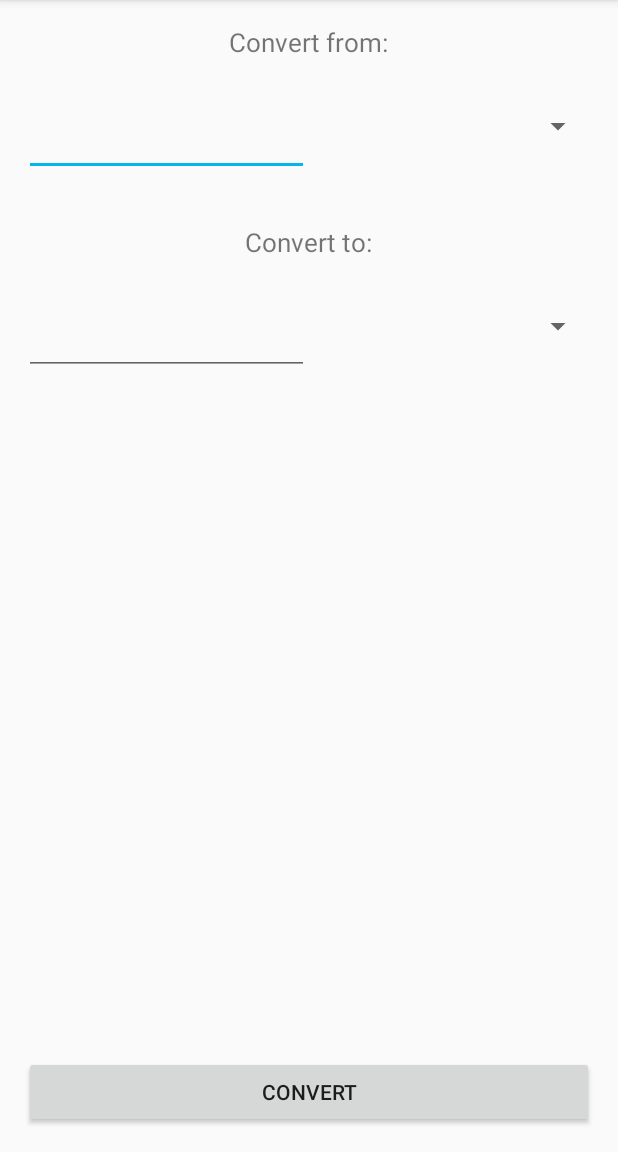
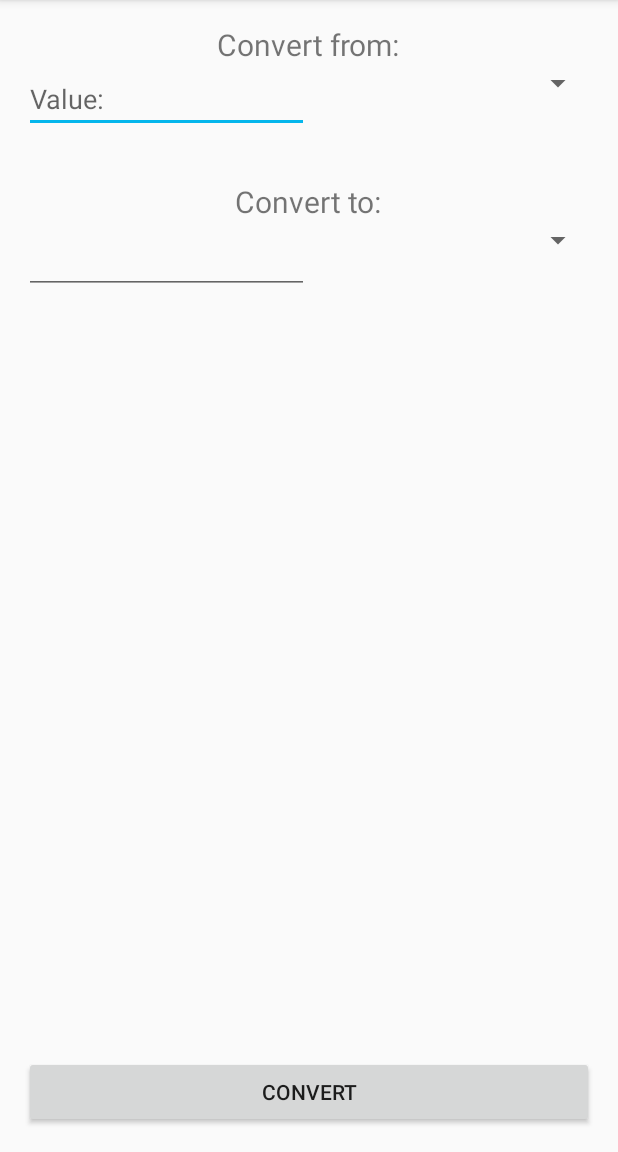
Before and after one commit to iveselin/ConversionApp, an Android app: the screen it shows after launch (MainActivity), on a phone screen of 412 x 824 dp, the part 84-1236 px from its top. Run offline under Robolectric (Android 15) with nearby library versions, the phone set to English and light mode, and no system bars; our stand-ins replace ButterKnife; 2 statements that could not run were skipped.

Commit message:
Touch-ups and tweaks

```diff
--- a/app/src/main/java/hr/ferit/iveselin/conversionapp/data/network/ApiEndpoint.java
+++ b/app/src/main/java/hr/ferit/iveselin/conversionapp/data/network/ApiEndpoint.java
@@ -11,5 +11,4 @@ public interface ApiEndpoint {
     @GET("daily")
     Call<List<CurrencyRate>> getCurrencyRates();
 
-
 }
--- a/app/src/main/java/hr/ferit/iveselin/conversionapp/data/network/ApiFactory.java
+++ b/app/src/main/java/hr/ferit/iveselin/conversionapp/data/network/ApiFactory.java
@@ -10,7 +10,7 @@ import retrofit2.converter.gson.GsonConverterFactory;
 
 public class ApiFactory {
 
-    public static final String BASE_URL = "http://hnbex.eu/api/v1/rates/";
+    private static final String BASE_URL = "http://hnbex.eu/api/v1/rates/";
 
     private static Retrofit retrofit;
     private static ApiEndpoint apiEndpoint;
--- a/app/src/main/java/hr/ferit/iveselin/conversionapp/ui/main_screen/MainScreenInterface.java
+++ b/app/src/main/java/hr/ferit/iveselin/conversionapp/ui/main_screen/MainScreenInterface.java
@@ -20,6 +20,10 @@ public interface MainScreenInterface {
         void setConvertFromToDefault();
 
         void clearResult();
+
+        void showNoDataErrorDialog();
+
+        void exitApp();
     }
 
 
@@ -35,5 +39,8 @@ public interface MainScreenInterface {
 
         void convertPressed(String value);
 
+        void dismissClicked();
+
+        void retryClicked();
     }
 }
--- a/app/src/main/java/hr/ferit/iveselin/conversionapp/ui/main_screen/presentation/MainScreenPresenter.java
+++ b/app/src/main/java/hr/ferit/iveselin/conversionapp/ui/main_screen/presentation/MainScreenPresenter.java
@@ -70,6 +70,16 @@ public class MainScreenPresenter implements MainScreenInterface.Presenter, ApiIn
         }
     }
 
+    @Override
+    public void dismissClicked() {
+        view.exitApp();
+    }
+
+    @Override
+    public void retryClicked() {
+        apiInterface.getRates(this);
+    }
+
     private void calculateResult(double value) {
 
         double result = 0;
@@ -114,6 +124,6 @@ public class MainScreenPresenter implements MainScreenInterface.Presenter, ApiIn
 
     @Override
     public void onFailure(Throwable t) {
-        view.showErrorMessage();
+        view.showNoDataErrorDialog();
     }
 }
--- a/app/src/main/java/hr/ferit/iveselin/conversionapp/ui/main_screen/view/MainActivity.java
+++ b/app/src/main/java/hr/ferit/iveselin/conversionapp/ui/main_screen/view/MainActivity.java
@@ -1,5 +1,7 @@
 package hr.ferit.iveselin.conversionapp.ui.main_screen.view;
 
+import android.content.DialogInterface;
+import android.support.v7.app.AlertDialog;
 import android.support.v7.app.AppCompatActivity;
 import android.os.Bundle;
 import android.util.Log;
@@ -62,7 +64,7 @@ public class MainActivity extends AppCompatActivity implements MainScreenInterfa
 
     @Override
     public void showErrorMessage() {
-        Toast.makeText(this, "Oooops, something went wrong...", Toast.LENGTH_SHORT).show();
+        Toast.makeText(getApplicationContext(), "Oooops, something went wrong...", Toast.LENGTH_SHORT).show();
     }
 
     @Override
@@ -104,6 +106,38 @@ public class MainActivity extends AppCompatActivity implements MainScreenInterfa
         convertResult.setText("");
     }
 
+    @Override
+    public void showNoDataErrorDialog() {
+        AlertDialog.Builder builder = new AlertDialog.Builder(this);
+        builder.setCancelable(false);
+        builder.setTitle(R.string.no_data_dialog_title);
+        builder.setMessage(R.string.no_data_dialog_message);
+
+        builder.setNegativeButton(R.string.no_data_dialog_cancel_text, new DialogInterface.OnClickListener() {
+            @Override
+            public void onClick(DialogInterface dialog, int which) {
+                dialog.dismiss();
+                presenter.dismissClicked();
+            }
+        });
+
+        builder.setPositiveButton(R.string.no_data_dialog_retry_text, new DialogInterface.OnClickListener() {
+            @Override
+            public void onClick(DialogInterface dialog, int which) {
+                presenter.retryClicked();
+            }
+        });
+
+        AlertDialog dialog = builder.create();
+        dialog.show();
+
+    }
+
+    @Override
+    public void exitApp() {
+        finish();
+    }
+
 
     @OnItemSelected(R.id.convert_from_selection)
     void onConvertFromSelected(int position) {
--- a/app/src/main/res/layout/activity_main.xml
+++ b/app/src/main/res/layout/activity_main.xml
@@ -13,7 +13,9 @@
         android:layout_height="wrap_content"
         android:layout_alignParentTop="true"
         android:layout_centerHorizontal="true"
-        android:layout_margin="@dimen/default_margin"
+        android:layout_marginStart="@dimen/default_margin"
+        android:layout_marginTop="@dimen/default_margin"
+        android:layout_marginEnd="@dimen/default_margin"
         android:text="@string/convert_from_text"
         android:textSize="@dimen/medium_text_size" />
 
@@ -22,7 +24,9 @@
         android:layout_width="match_parent"
         android:layout_height="wrap_content"
         android:layout_below="@id/convert_from_label"
-        android:layout_margin="@dimen/default_margin"
+        android:layout_marginStart="@dimen/default_margin"
+        android:layout_marginEnd="@dimen/default_margin"
+        android:layout_marginBottom="@dimen/default_margin"
         android:orientation="horizontal">
 
 
@@ -31,6 +35,7 @@
             android:layout_width="0dp"
             android:layout_height="wrap_content"
             android:layout_weight="1"
+            android:hint="@string/value_input_hint"
             android:inputType="numberDecimal" />
 
         <Spinner
@@ -48,7 +53,9 @@
         android:layout_height="wrap_content"
         android:layout_below="@id/convert_from"
         android:layout_centerHorizontal="true"
-        android:layout_margin="@dimen/default_margin"
+        android:layout_marginStart="@dimen/default_margin"
+        android:layout_marginTop="@dimen/default_margin"
+        android:layout_marginEnd="@dimen/default_margin"
         android:text="@string/convert_to_text"
         android:textSize="@dimen/medium_text_size" />
 
@@ -57,7 +64,10 @@
         android:layout_width="match_parent"
         android:layout_height="wrap_content"
         android:layout_below="@id/convert_to_label"
-        android:layout_margin="@dimen/default_margin">
+        android:layout_marginStart="@dimen/default_margin"
+        android:layout_marginEnd="@dimen/default_margin"
+        android:layout_marginBottom="@dimen/default_margin"
+        android:orientation="horizontal">
 
         <EditText
             android:id="@+id/convert_result"
--- a/app/src/main/res/values/dimens.xml
+++ b/app/src/main/res/values/dimens.xml
@@ -1,5 +1,5 @@
 <?xml version="1.0" encoding="utf-8"?>
 <resources>
     <dimen name="default_margin">16dp</dimen>
-    <dimen name="medium_text_size">17sp</dimen>
+    <dimen name="medium_text_size">20sp</dimen>
 </resources>
--- a/app/src/main/res/values/strings.xml
+++ b/app/src/main/res/values/strings.xml
@@ -4,4 +4,9 @@
     <string name="convert_submit">Convert</string>
     <string name="convert_to_text">Convert to:</string>
     <string name="wrong_input_error">Wrong input</string>
+    <string name="value_input_hint">Value:</string>
+    <string name="no_data_dialog_title">No Data</string>
+    <string name="no_data_dialog_message">Check internet connection</string>
+    <string name="no_data_dialog_cancel_text">Cancel</string>
+    <string name="no_data_dialog_retry_text">Retry</string>
 </resources>
```
